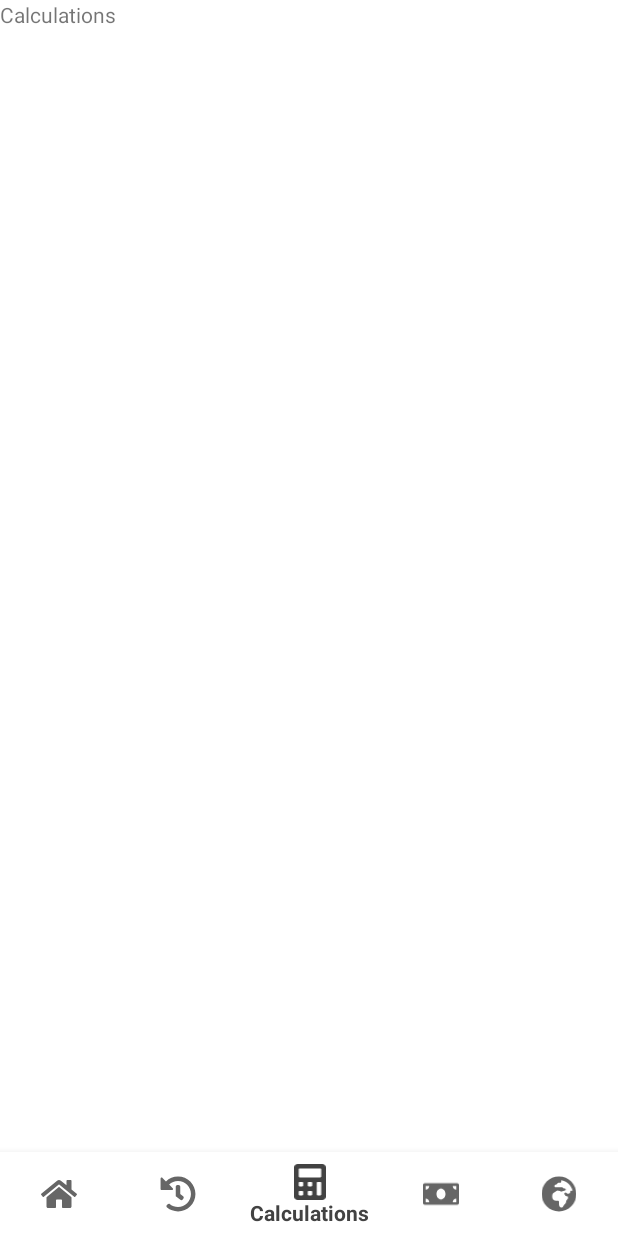
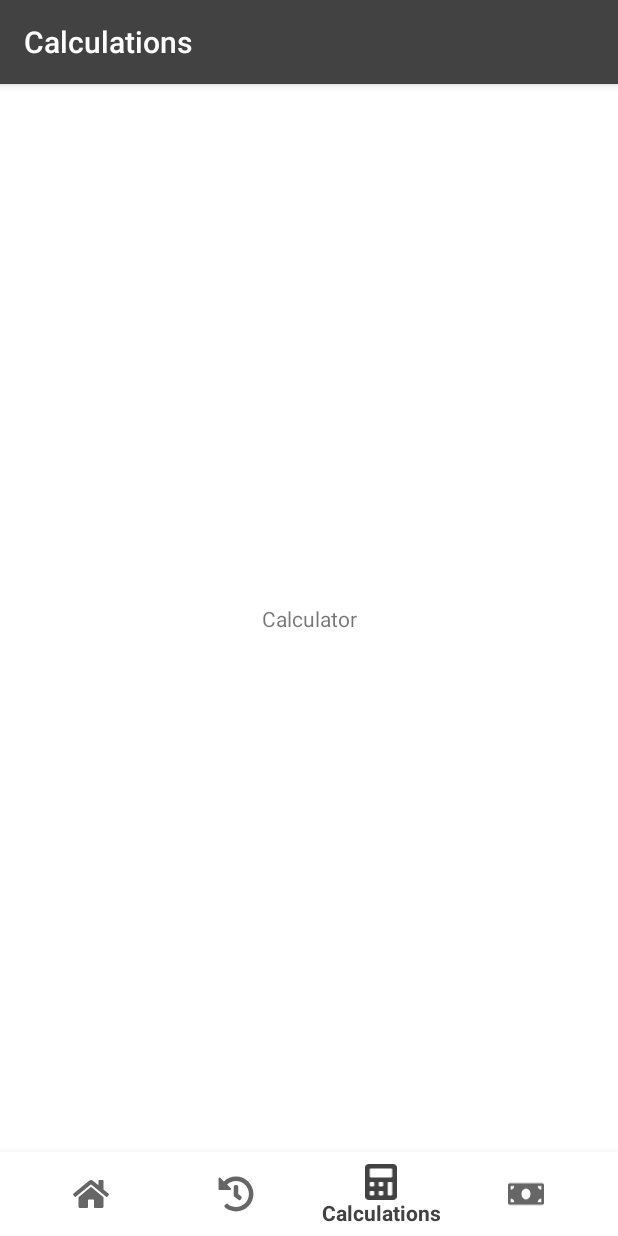
Before and after one commit to MariSky80/cRoin, an Android app: the screen it shows after launch (MainActivity), item 3 of the bottom bar chosen, on a phone screen of 412 x 824 dp. Run offline under Robolectric (Android 15) with nearby library versions, the phone set to English and light mode, and no system bars.

Commit message:
Deleting manual changing languages

```diff
--- a/app/build.gradle
+++ b/app/build.gradle
@@ -8,7 +8,7 @@ android {
     compileSdkVersion 26
     defaultConfig {
         applicationId "com.croin.croin"
-        minSdkVersion 21
+        minSdkVersion 24
         targetSdkVersion 26
         versionCode 1
         versionName "1.0"
--- a/app/src/main/java/com/croin/croin/HomeFragment.kt
+++ b/app/src/main/java/com/croin/croin/HomeFragment.kt
@@ -22,7 +22,10 @@ import kotlinx.android.synthetic.main.fragment_home.*
 
 
 /**
- * A simple [Fragment] subclass.
+ * @author Maricel Bros Maimó
+ *
+ * HomeFragment subclass.
+ *
  */
 class HomeFragment : Fragment(), View.OnClickListener {
 
@@ -30,6 +33,10 @@ class HomeFragment : Fragment(), View.OnClickListener {
     private val REQUEST_GALLERY_CAMERA = 54654
 
 
+    /**
+     * Overrides onCreateView default function from fragment behaviour.
+     *
+     */
     override fun onCreateView(inflater: LayoutInflater?, container: ViewGroup?,
                               savedInstanceState: Bundle?): View? {
 
@@ -49,8 +56,7 @@ class HomeFragment : Fragment(), View.OnClickListener {
 
     }
 
-
-    fun animateIdentifyButton(ib: ImageButton?) {
+    private fun animateIdentifyButton(ib: ImageButton?) {
         // arcTo() and PathInterpolator only available on API 21+
         if (Build.VERSION.SDK_INT >= Build.VERSION_CODES.LOLLIPOP) {
             val identifyAnimatorSet = AnimatorInflater.loadAnimator(activity, R.animator.identify_button_effects) as AnimatorSet
@@ -116,7 +122,7 @@ class HomeFragment : Fragment(), View.OnClickListener {
         }
     }
 
-    fun Intent.addExtra(key: String, value: Any?) {
+    private fun Intent.addExtra(key: String, value: Any?) {
         when (value) {
             is Long -> putExtra(key, value)
             is String -> putExtra(key, value)
--- a/app/src/main/java/com/croin/croin/IdentifyActivity.kt
+++ b/app/src/main/java/com/croin/croin/IdentifyActivity.kt
@@ -34,7 +34,7 @@ class IdentifyActivity : AppCompatActivity() {
     override fun onCreate(savedInstanceState: Bundle?) {
         super.onCreate(savedInstanceState)
         setContentView(R.layout.activity_identify)
-        setSupportActionBar(toolbar)
+        setSupportActionBar(toolbar_idfentify)
 
         val toolbar = supportActionBar
         toolbar!!.title = getString(R.string.title_identifier)
--- a/app/src/main/java/com/croin/croin/MainActivity.kt
+++ b/app/src/main/java/com/croin/croin/MainActivity.kt
@@ -4,13 +4,23 @@ import android.os.Bundle
 import android.support.design.widget.BottomNavigationView
 import android.support.v7.app.AppCompatActivity
 import kotlinx.android.synthetic.main.activity_main.*
-import BottomNavigationViewHelper
+import com.croin.croin.helpers.BottomNavigationViewHelper
 import android.support.v4.app.Fragment
+import android.view.View
+import java.util.*
 
-
+/**
+ * @author Maricel Bros Maimó
+ *
+ * MainActivity class.
+ *
+ */
 class MainActivity : AppCompatActivity() {
 
     private val mOnNavigationItemSelectedListener = BottomNavigationView.OnNavigationItemSelectedListener { item ->
+
+        toolbarManagement(item.itemId)
+
         when (item.itemId) {
             R.id.navigation_historical -> {
                 replaceFragment(HistoryFragment())
@@ -24,10 +34,6 @@ class MainActivity : AppCompatActivity() {
                 replaceFragment(CurrencySettingsFragment())
                 return@OnNavigationItemSelectedListener true
             }
-            R.id.navigation_language -> {
-                replaceFragment(LanguageFragment())
-                return@OnNavigationItemSelectedListener true
-            }
             R.id.navigation_home -> {
                 replaceFragment(HomeFragment())
                 return@OnNavigationItemSelectedListener true
@@ -36,26 +42,85 @@ class MainActivity : AppCompatActivity() {
         false
     }
 
+    /**
+     * Overrides onCreate default function from activity behaviour.
+     *
+     * @param savedInstanceState: Bundle
+     *
+     */
     override fun onCreate(savedInstanceState: Bundle?) {
         super.onCreate(savedInstanceState)
+
+        toolbarManagement(R.id.navigation_home)
         setContentView(R.layout.activity_main)
 
-
-        val bottomNavigationView = navigation as BottomNavigationView
-        BottomNavigationViewHelper.disableShiftMode(bottomNavigationView)
+        BottomNavigationViewHelper.disableShiftMode(navigation)
 
         navigation.setOnNavigationItemSelectedListener(mOnNavigationItemSelectedListener)
 
         replaceFragment(HomeFragment())
 
+    }
 
+    /**
+     * Overrides onBackPressed default function from default behaviour.
+     *
+     */
+    override fun onBackPressed() {
+        val selectedItemId = navigation.selectedItemId
+
+        if(R.id.navigation_home != selectedItemId) {
+
+            //Select home item.
+            val menuItem = navigation!!.menu.getItem(0)
+            menuItem.isChecked = menuItem.itemId == R.id.navigation_home
+            toolbarManagement(R.id.navigation_home)
+            navigation!!.menu.findItem(selectedItemId)
+            replaceFragment(HomeFragment())
+
+        } else {
+            super.onBackPressed()
+        }
+    }
+
+    /**
+     * Replace fragment depending of selected item on bottom navigation menu.
+     *
+     * @param fragment: Fragment
+     *
+     */
+    private fun replaceFragment(fragment: Fragment){
+        supportFragmentManager.beginTransaction()
+                .replace(R.id.fragmentContainer, fragment)
+                .addToBackStack(null)
+                .commit()
     }
 
 
+    /**
+     * Change toolbar characteristics depending of selected item on bottoom navigation menu.
+     *
+     * @param itemId: Int
+     *
+     */
+    private fun toolbarManagement(itemId: Int) {
+        when (itemId) {
+            R.id.navigation_historical -> {
+                toolbar_main!!.title = getString(R.string.title_historical)
+                toolbar_main.visibility = View.VISIBLE
+            }
+            R.id.navigation_calculations -> {
+                toolbar_main!!.title = getString(R.string.title_calculations)
+                toolbar_main?.visibility = View.VISIBLE
+            }
+            R.id.navigation_currency -> {
+                toolbar_main!!.title = getString(R.string.title_currency)
+                toolbar_main?.visibility = View.VISIBLE
+            }
+            R.id.navigation_home -> {
+                toolbar_main?.visibility = View.GONE
+            }
+        }
+    }
 
-    private fun replaceFragment(fragment: Fragment){
-        val fragmentTransaction = supportFragmentManager.beginTransaction()
-        fragmentTransaction.replace(R.id.fragmentContainer, fragment)
-        fragmentTransaction.commit()
-    }
 }
--- a/app/src/main/res/layout/activity_identify.xml
+++ b/app/src/main/res/layout/activity_identify.xml
@@ -12,7 +12,7 @@
         android:theme="@style/AppTheme.AppBarOverlay">
 
         <android.support.v7.widget.Toolbar
-            android:id="@+id/toolbar"
+            android:id="@+id/toolbar_idfentify"
             android:layout_width="match_parent"
             android:layout_height="?attr/actionBarSize"
             android:background="?attr/colorPrimary"
--- a/app/src/main/res/layout/activity_main.xml
+++ b/app/src/main/res/layout/activity_main.xml
@@ -7,6 +7,21 @@
     android:layout_height="match_parent"
     android:background="@color/colorWhite"
     tools:context="com.croin.croin.MainActivity">
+
+    <android.support.design.widget.AppBarLayout
+        android:layout_width="match_parent"
+        android:layout_height="wrap_content"
+        android:theme="@style/AppTheme.AppBarOverlay">
+
+        <android.support.v7.widget.Toolbar
+            android:id="@+id/toolbar_main"
+            android:layout_width="match_parent"
+            android:layout_height="?attr/actionBarSize"
+            android:background="?attr/colorPrimary"
+            android:visibility="gone"
+            app:popupTheme="@style/AppTheme.PopupOverlay" />
+
+    </android.support.design.widget.AppBarLayout>
 
     <android.support.design.widget.BottomNavigationView
         android:id="@+id/navigation"
--- a/app/src/main/res/layout/fragment_calculator.xml
+++ b/app/src/main/res/layout/fragment_calculator.xml
@@ -1,4 +1,5 @@
 <FrameLayout xmlns:android="http://schemas.android.com/apk/res/android"
+    xmlns:app="http://schemas.android.com/apk/res-auto"
     xmlns:tools="http://schemas.android.com/tools"
     android:id="@+id/fragmentCalculator"
     android:layout_width="match_parent"
@@ -6,9 +7,21 @@
     tools:context="com.croin.croin.CalculatorFragment">
 
     <!-- TODO: Update blank fragment layout -->
-    <TextView
+
+    <android.support.constraint.ConstraintLayout
         android:layout_width="match_parent"
-        android:layout_height="match_parent"
-        android:text="@string/title_calculations" />
+        android:layout_height="match_parent">
+
+        <TextView
+            android:id="@+id/textView3"
+            android:layout_width="wrap_content"
+            android:layout_height="wrap_content"
+            android:text="Calculator"
+            app:layout_constraintBottom_toBottomOf="parent"
+            app:layout_constraintEnd_toEndOf="parent"
+            app:layout_constraintHorizontal_bias="0.5"
+            app:layout_constraintStart_toStartOf="parent"
+            app:layout_constraintTop_toTopOf="parent" />
+    </android.support.constraint.ConstraintLayout>
 
 </FrameLayout>
--- a/app/src/main/res/layout/fragment_history.xml
+++ b/app/src/main/res/layout/fragment_history.xml
@@ -6,9 +6,5 @@
     tools:context="com.croin.croin.HistoryFragment">
 
     <!-- TODO: Update blank fragment layout -->
-    <TextView
-        android:layout_width="match_parent"
-        android:layout_height="match_parent"
-        android:text="@string/title_historical" />
 
 </FrameLayout>
--- a/app/src/main/res/menu/navigation.xml
+++ b/app/src/main/res/menu/navigation.xml
@@ -22,9 +22,4 @@
         android:icon="@drawable/ic_currency_solid"
         android:title="@string/title_currency" />
 
-    <item
-        android:id="@+id/navigation_language"
-        android:icon="@drawable/ic_language_solid"
-        android:title="@string/title_language" />
-
 </menu>
--- a/app/src/main/res/values/dimens.xml
+++ b/app/src/main/res/values/dimens.xml
@@ -6,4 +6,8 @@
     <dimen name="nav_header_height">176dp</dimen>
     <dimen name="fab_margin">16dp</dimen>
     <dimen name="text_margin">16dp</dimen>
+
+
+    <!-- FONT SIZES-->
+    <dimen name="text_normal_size">18sp</dimen>
 </resources>
```
Also changed, not shown: app/src/main/java/com/croin/croin/LanguageFragment.kt (deleted, +0 -26 lines), app/src/main/java/com/croin/croin/helpers/BottomNavigationViewHelper.kt (renamed from app/src/main/java/BottomNavigationViewHelper.kt, +8 -1 lines), app/src/main/res/layout/fragment_currency.xml (+15 -3 lines), app/src/main/res/layout/fragment_language.xml (deleted, +0 -8 lines), app/src/main/res/values/strings.xml (+9 -0 lines), 2 other files.
